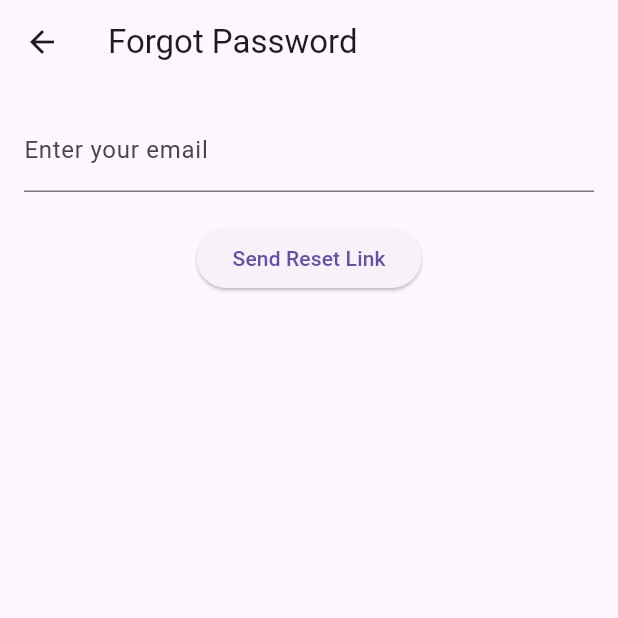
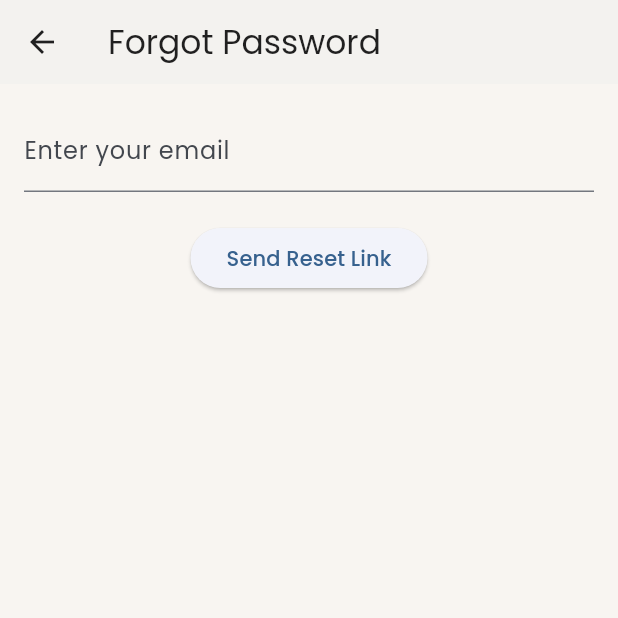
Before and after one commit to Hdytalhayat/NotedTeam-Flutter, a Flutter app: the screen it shows after launch, after a tap on "Forgot Password?", on a phone screen of 412 x 824 dp, the top half of it. Run offline on Flutter 3.47's test engine with Material 3 defaults, Android fonts, the phone set to English and light mode, and no system bars; our stand-ins replace google_fonts, shared_preferences.

Commit message:
feat(ui): add logo and apply consistent color palette and typography
- Add NotedTeam logo to Login and Register screens
- Define and apply consistent color palette across all UI components
- Set up global typography styles (font family, sizes, weights)
- Refactor text and widget styles to use central theme configuration
- Improve visual identity and brand consistency across the app

```diff
--- a/lib/l10n/app_en.arb
+++ b/lib/l10n/app_en.arb
@@ -9,5 +9,6 @@
     "system": "System",
     "logout": "Logout",
     "noPendingInvitations": "No pending invitations.",
-    "noTeamsJoined": "You have not joined any team yet."
+    "noTeamsJoined": "It's Empty Here",
+    "createTeamToGetStarted": "Create a team to get started."
 }
--- a/lib/l10n/app_id.arb
+++ b/lib/l10n/app_id.arb
@@ -9,5 +9,6 @@
     "system": "Sistem",
     "logout": "Keluar",
     "noPendingInvitations": "Tidak ada undangan tertunda.",
-    "noTeamsJoined": "Anda belum bergabung dengan tim manapun."
+    "noTeamsJoined": "Masih sepi nih",
+    "createTeamToGetStarted": "Bikin tim dulu, yuk!"
 }
--- a/lib/l10n/app_localizations.dart
+++ b/lib/l10n/app_localizations.dart
@@ -161,8 +161,14 @@ abstract class AppLocalizations {
   /// No description provided for @noTeamsJoined.
   ///
   /// In en, this message translates to:
-  /// **'You have not joined any team yet.'**
+  /// **'It\'s Empty Here'**
   String get noTeamsJoined;
+
+  /// No description provided for @createTeamToGetStarted.
+  ///
+  /// In en, this message translates to:
+  /// **'Create a team to get started.'**
+  String get createTeamToGetStarted;
 }
 
 class _AppLocalizationsDelegate
--- a/lib/l10n/app_localizations_en.dart
+++ b/lib/l10n/app_localizations_en.dart
@@ -39,5 +39,8 @@ class AppLocalizationsEn extends AppLocalizations {
   String get noPendingInvitations => 'No pending invitations.';
 
   @override
-  String get noTeamsJoined => 'You have not joined any team yet.';
+  String get noTeamsJoined => 'It\'s Empty Here';
+
+  @override
+  String get createTeamToGetStarted => 'Create a team to get started.';
 }
--- a/lib/l10n/app_localizations_id.dart
+++ b/lib/l10n/app_localizations_id.dart
@@ -39,5 +39,8 @@ class AppLocalizationsId extends AppLocalizations {
   String get noPendingInvitations => 'Tidak ada undangan tertunda.';
 
   @override
-  String get noTeamsJoined => 'Anda belum bergabung dengan tim manapun.';
+  String get noTeamsJoined => 'Masih sepi nih';
+
+  @override
+  String get createTeamToGetStarted => 'Bikin tim dulu, yuk!';
 }
--- a/lib/main.dart
+++ b/lib/main.dart
@@ -9,6 +9,8 @@ import 'screens/splash_screen.dart';
 import '../l10n/app_localizations.dart';
 import 'package:flutter_localizations/flutter_localizations.dart';
 import 'providers/settings_provider.dart';
+import 'package:google_fonts/google_fonts.dart';
+
 void main() {
   runApp(const MyApp());
 }
@@ -34,19 +36,37 @@ class MyApp extends StatelessWidget {
 
       child: Consumer<SettingsProvider>(
         builder: (context, settingsProvider, child) {
+          const primaryColor = Color(0xFF6B7A8F);
+          const backgroundColor = Color(0xFFF8F5F1);
           return MaterialApp(
-            debugShowCheckedModeBanner: false,
             title: 'NotedTeam',
-            // --- KONFIGURASI TEMA ---
             themeMode: settingsProvider.themeMode,
             theme: ThemeData(
               brightness: Brightness.light,
-              primarySwatch: Colors.blue,
+              primaryColor: primaryColor,
+              scaffoldBackgroundColor: backgroundColor,
+              appBarTheme: const AppBarTheme(
+                backgroundColor: backgroundColor,
+                foregroundColor: Colors.black87,
+                elevation: 0.5,
+              ),
+              colorScheme: ColorScheme.fromSeed(
+                seedColor: primaryColor,
+                brightness: Brightness.light,
+                background: backgroundColor
+              ),
+              textTheme: GoogleFonts.poppinsTextTheme(Theme.of(context).textTheme),
               visualDensity: VisualDensity.adaptivePlatformDensity,
             ),
             darkTheme: ThemeData(
               brightness: Brightness.dark,
-              primarySwatch: Colors.blue,
+              primaryColor: primaryColor,
+              scaffoldBackgroundColor: const Color(0xFF1a1a1a),
+              colorScheme: ColorScheme.fromSeed(
+                seedColor: primaryColor,
+                brightness: Brightness.dark,
+              ),
+              textTheme: GoogleFonts.poppinsTextTheme(Theme.of(context).primaryTextTheme),
               visualDensity: VisualDensity.adaptivePlatformDensity,
             ),
 
--- a/lib/screens/invitations_screen.dart
+++ b/lib/screens/invitations_screen.dart
@@ -25,7 +25,7 @@ class _InvitationsScreenState extends State<InvitationsScreen> {
     final invitations = provider.invitations;
 
     return Scaffold(
-      appBar: AppBar(title: const Text('My Invitations')),
+      appBar: AppBar(title: Text(AppLocalizations.of(context)!.myInvitations),),
       body: RefreshIndicator(
         onRefresh: () => provider.fetchMyInvitations(),
         child: invitations.isEmpty
--- a/lib/screens/login_screen.dart
+++ b/lib/screens/login_screen.dart
@@ -82,11 +82,20 @@ class _LoginScreenState extends State<LoginScreen> {
   Widget build(BuildContext context) {
     return Scaffold(
       appBar: AppBar(title: const Text('Login NotedTeam')),
-      body: Padding(
+      body: SingleChildScrollView(
+        child: Padding(
+
           padding: const EdgeInsets.all(16.0),
           child: Column(
             mainAxisAlignment: MainAxisAlignment.center,
             children: [
+              const SizedBox(height: 40),
+              // --- TAMBAHKAN LOGO DI SINI ---
+              SizedBox(
+                height: 200,
+                child: Image.asset('assets/images/logo.png'),
+              ),
+
               TextField(
                 controller: _emailController,
                 decoration: const InputDecoration(labelText: 'Email'),
@@ -123,6 +132,7 @@ class _LoginScreenState extends State<LoginScreen> {
               )
             ],
           ),
+        )
       ),
     );
   }
--- a/lib/screens/register_screen.dart
+++ b/lib/screens/register_screen.dart
@@ -58,6 +58,12 @@ class _RegisterScreenState extends State<RegisterScreen> {
         child: Column(
           mainAxisAlignment: MainAxisAlignment.center,
           children: [
+            const SizedBox(height: 40),
+              // --- TAMBAHKAN LOGO DI SINI ---
+              SizedBox(
+                height: 200,
+                child: Image.asset('assets/images/logo.png'),
+              ),
             TextField(
               controller: _nameController,
               decoration: const InputDecoration(labelText: 'Nama Lengkap'),
--- a/lib/screens/splash_screen.dart
+++ b/lib/screens/splash_screen.dart
@@ -6,9 +6,14 @@ class SplashScreen extends StatelessWidget {
 
   @override
   Widget build(BuildContext context) {
-    return const Scaffold(
+    return Scaffold(
+      // Gunakan warna latar yang sedikit off-white seperti logo
+      backgroundColor: const Color(0xFFF8F5F1),
       body: Center(
-        child: CircularProgressIndicator(),
+        child: FractionallySizedBox(
+          widthFactor: 0.6, // Buat logo mengambil 60% lebar layar
+          child: Image.asset('assets/images/logo.png'),
+        ),
       ),
     );
   }
--- a/pubspec.yaml
+++ b/pubspec.yaml
@@ -44,6 +44,7 @@ dependencies:
     sdk: flutter
   intl: ^0.20.2
   provider: ^6.1.5
+  google_fonts: ^6.2.1
 
 dev_dependencies:
   flutter_test:
@@ -67,6 +68,8 @@ flutter:
   # the material Icons class.
   uses-material-design: true
   generate: true
+  assets:
+    - assets/images/
   # To add assets to your application, add an assets section, like this:
   # assets:
   #   - images/a_dot_burr.jpeg
```
Also changed, not shown: lib/screens/home_screen.dart (+21 -2 lines), assets/images/logo.png (added). Lines whose indentation alone changed are shown as unchanged.
